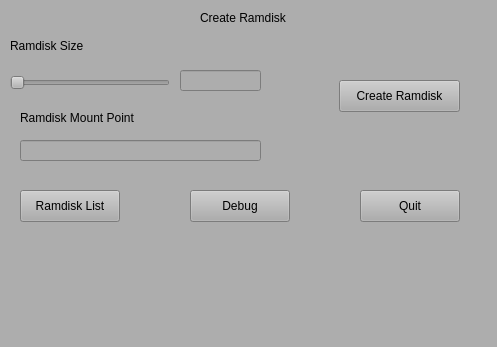
Old version of the form src/ramdisk/ui/main.ui in the repository clockworksspheres/ramdisk.
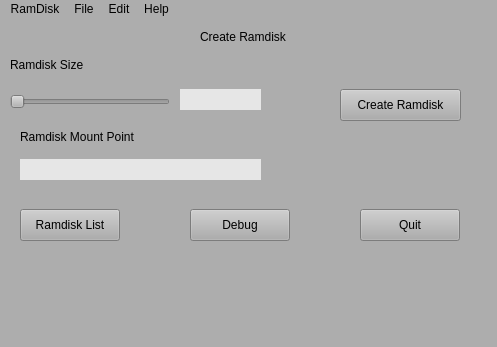
New version of the form.

The edit to the form file:
```diff
--- a/src/ramdisk/ui/main.ui
+++ b/src/ramdisk/ui/main.ui
@@ -25,8 +25,8 @@
    <widget class="QPushButton" name="createPushButton">
     <property name="geometry">
      <rect>
-      <x>339</x>
-      <y>80</y>
+      <x>340</x>
+      <y>70</y>
       <width>121</width>
       <height>32</height>
      </rect>
@@ -96,6 +96,13 @@
       <height>21</height>
      </rect>
     </property>
+    <property name="styleSheet">
+     <string notr="true">QLineEdit {
+    border-style: outset;
+	background-color: #e6e6e6;
+    font: 12px black;
+}</string>
+    </property>
    </widget>
    <widget class="QSlider" name="sizeHorizontalSlider">
     <property name="geometry">
@@ -145,6 +152,13 @@
       <height>21</height>
      </rect>
     </property>
+    <property name="styleSheet">
+     <string notr="true">QLineEdit {
+    border-style: outset;
+	background-color: #e6e6e6;
+    font: 12px black;
+}</string>
+    </property>
    </widget>
   </widget>
   <widget class="QMenuBar" name="menubar">
@@ -162,6 +176,35 @@
    <property name="nativeMenuBar">
     <bool>true</bool>
    </property>
+   <widget class="QMenu" name="menuRamDisk">
+    <property name="title">
+     <string>RamDisk</string>
+    </property>
+    <addaction name="actionConfigure"/>
+   </widget>
+   <widget class="QMenu" name="menuFile">
+    <property name="title">
+     <string>File</string>
+    </property>
+    <addaction name="actionOpen_Specfile"/>
+    <addaction name="actionSave_Specfile"/>
+   </widget>
+   <widget class="QMenu" name="menuEdit">
+    <property name="title">
+     <string>Edit</string>
+    </property>
+    <addaction name="actionStyle"/>
+   </widget>
+   <widget class="QMenu" name="menuHelp">
+    <property name="title">
+     <string>Help</string>
+    </property>
+    <addaction name="actionAbout"/>
+   </widget>
+   <addaction name="menuRamDisk"/>
+   <addaction name="menuFile"/>
+   <addaction name="menuEdit"/>
+   <addaction name="menuHelp"/>
   </widget>
   <widget class="QStatusBar" name="statusbar"/>
  </widget>
```
Left out of the diff: 25 changed lines with no effect on the pictures.
